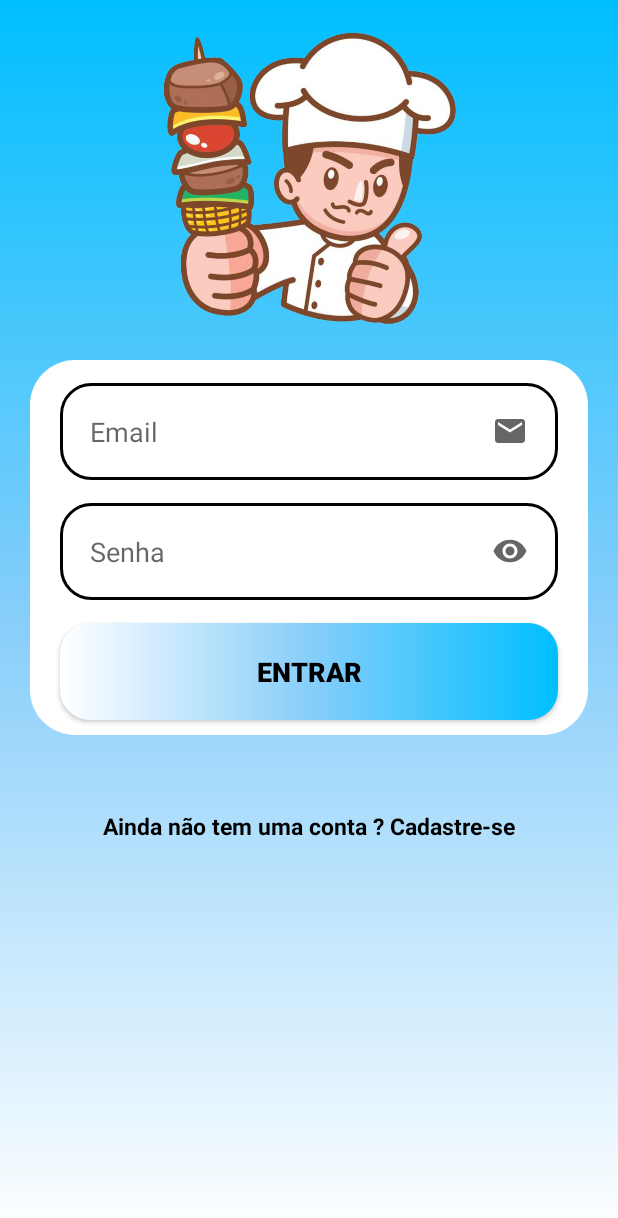
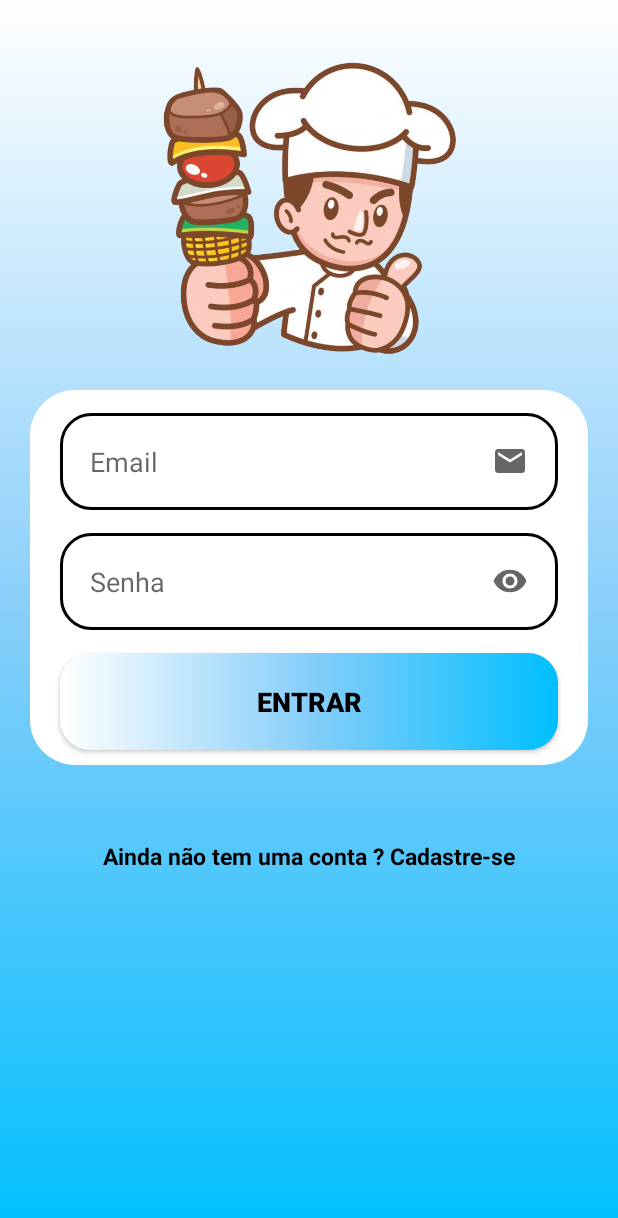
Before and after one commit to NaugoPgomes/churrascometro_app, an Android app: the screen it shows after launch (LoginActivity), on a phone screen of 412 x 824 dp. Shown: the top 1218 px of the screen. Run offline under Robolectric (Android 15) with nearby library versions, the phone set to English and light mode, and no system bars; our stand-ins replace Firebase (no records; nobody signed in at launch, a user with empty details on screens opened directly).

```diff
--- a/app/src/main/res/drawable/background.xml
+++ b/app/src/main/res/drawable/background.xml
@@ -5,7 +5,7 @@
         android:startColor="@color/DeepSkyBlue"
         android:centerColor="@color/LightSkyBlue"
         android:endColor="@color/white"
-        android:angle="190"
+        android:angle="90"
         />
 
 </shape>
--- a/app/src/main/res/layout/activity_login.xml
+++ b/app/src/main/res/layout/activity_login.xml
@@ -12,7 +12,7 @@
         android:id="@+id/logo"
         android:layout_width="200dp"
         android:layout_height="200dp"
-        android:layout_marginTop="20dp"
+        android:layout_marginTop="40dp"
         android:src="@drawable/icon_login"
         app:layout_constraintStart_toStartOf="parent"
         app:layout_constraintEnd_toEndOf="parent"
```
